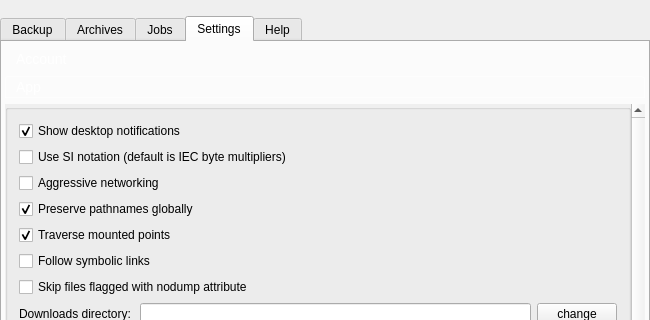
Before: the Qt Designer form forms/mainwindow.ui in Tarsnap/tarsnap-gui, drawn with Qt 5; both pictures show x 0 to 650 and y 0 to 320 of the 650 by 610 pixel window.
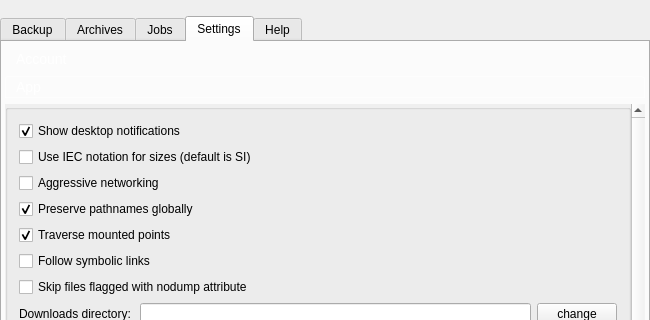
After: the same form once the commit is applied. The open tabs and pages were chosen to show the change. Icons and pictures are not drawn. Custom widgets are drawn as their Qt base class.

Commit message: Resolve issue #42. SI notation is default now.

Diff of the .ui file:
```diff
--- a/forms/mainwindow.ui
+++ b/forms/mainwindow.ui
@@ -1212,7 +1212,7 @@
                      <string>SI notation implies byte prefixes using base 10 whereas the IEC standard is based on base 2</string>
                     </property>
                     <property name="text">
-                     <string>Use SI notation (default is IEC byte multipliers)</string>
+                     <string>Use IEC notation for sizes (default is SI)</string>
                     </property>
                    </widget>
                   </item>
```
Left out of the diff: 6 changed lines with no effect on the pictures. The commit also changes 13 other files.
